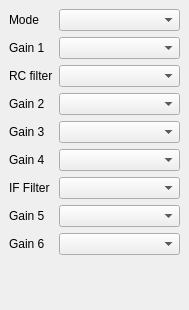
csete/qthid, file dockifgain.ui: the form before one commit.
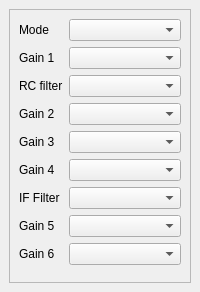
The form after the commit. Icons and pictures are not drawn.

Commit message: Pack IF ctl widgets into a vertical scrollarea.

Patch:
```diff
--- a/dockifgain.ui
+++ b/dockifgain.ui
@@ -6,10 +6,20 @@
    <rect>
     <x>0</x>
     <y>0</y>
-    <width>189</width>
-    <height>310</height>
+    <width>200</width>
+    <height>292</height>
    </rect>
   </property>
+  <property name="minimumSize">
+   <size>
+    <width>200</width>
+    <height>127</height>
+   </size>
+  </property>
+  <property name="windowIcon">
+   <iconset resource="qthid.qrc">
+    <normaloff>:/qthid/images/qthid.png</normaloff>:/qthid/images/qthid.png</iconset>
+  </property>
   <property name="allowedAreas">
    <set>Qt::LeftDockWidgetArea|Qt::RightDockWidgetArea</set>
   </property>
@@ -17,6 +27,24 @@
    <string>IF Controls</string>
   </property>
   <widget class="QWidget" name="dockWidgetContents">
+   <layout class="QVBoxLayout" name="verticalLayout">
+    <item>
+     <widget class="QScrollArea" name="scrollArea">
+      <property name="horizontalScrollBarPolicy">
+       <enum>Qt::ScrollBarAlwaysOff</enum>
+      </property>
+      <property name="widgetResizable">
+       <bool>true</bool>
+      </property>
+      <widget class="QWidget" name="scrollAreaWidgetContents">
+       <property name="geometry">
+        <rect>
+         <x>0</x>
+         <y>0</y>
+         <width>162</width>
+         <height>300</height>
+        </rect>
+       </property>
    <layout class="QFormLayout" name="formLayout">
     <item row="0" column="0">
      <widget class="QLabel" name="labelIFgainmode">
@@ -111,6 +139,12 @@
    </layout>
   </widget>
  </widget>
- <resources/>
+    </item>
+   </layout>
+  </widget>
+ </widget>
+ <resources>
+  <include location="qthid.qrc"/>
+ </resources>
  <connections/>
 </ui>
```
Lines whose indentation alone changed are shown as unchanged.
